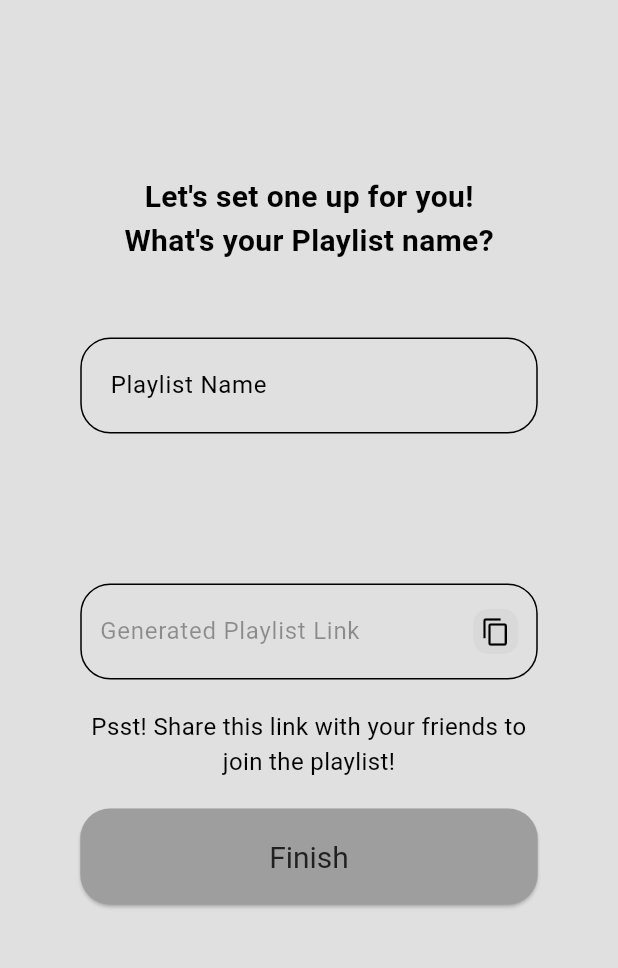
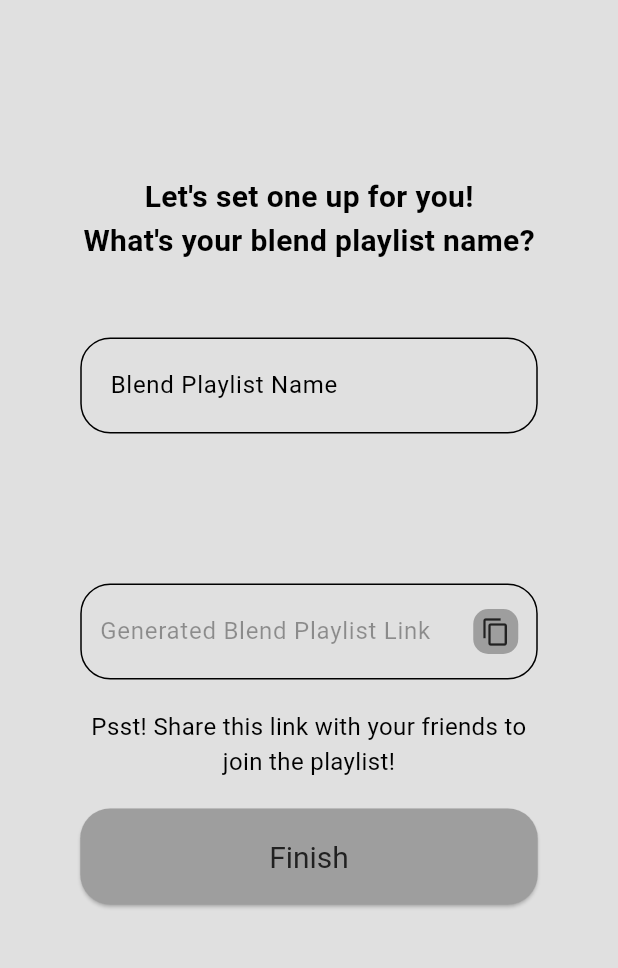
Before and after one commit to yusufriduan/paged, a Flutter app: the CreateBlend screen opened directly, on a phone screen of 412 x 824 dp, the part 78-1046 px from its top. Run offline on Flutter 3.47's test engine with Material 3 defaults, Android fonts, the phone set to English and light mode, and no system bars.

Commit message:
Onboarding flow connected

```diff
--- a/analysis_options.yaml
+++ b/analysis_options.yaml
@@ -7,6 +7,9 @@
 
 # The following line activates a set of recommended lints for Flutter apps,
 # packages, and plugins designed to encourage good coding practices.
+analyzer:
+  errors:
+    non_constant_identifier_names: ignore
 include: package:flutter_lints/flutter.yaml
 
 linter:
--- a/lib/features/components/custom_text_field.dart
+++ b/lib/features/components/custom_text_field.dart
@@ -65,24 +65,20 @@ class CustomTextField extends StatelessWidget {
                 ),
               ),
               const SizedBox(width: 16),
-              SizedBox(
+              Container(
                 width: 30,
                 height: 30,
-                child: Material(
-                  color: const Color(0xFFD9D9D9),
+                decoration: BoxDecoration(
+                  color: Theme.of(context).colorScheme.primary,
                   borderRadius: BorderRadius.circular(10),
-                  child: InkWell(
-                    borderRadius: BorderRadius.circular(10),
-                    onTap: onActionPressed,
-                    child: Center(
-                      child: Icon(
-                        actionIcon?.icon ?? Icons.arrow_forward,
-                        size: 20,
-                        weight: 5000,
-                        color: Colors.black,
-                      ),
-                    ),
-                  ),
+                ),
+                child: IconButton(
+                  onPressed: onActionPressed,
+                  icon: actionIcon ?? const Icon(Icons.arrow_forward, size: 20),
+                  padding: EdgeInsets.zero,
+                  constraints: const BoxConstraints.tightFor(width: 30, height: 30),
+                  splashRadius: 18,
+                  color: Theme.of(context).colorScheme.inversePrimary,
                 ),
               ),
             ],
--- a/lib/features/onboarding/presentation/pages/create_blend_playlist.dart
+++ b/lib/features/onboarding/presentation/pages/create_blend_playlist.dart
@@ -10,8 +10,8 @@ class CreateBlend extends StatefulWidget {
 }
 
 class _CreateBlendState extends State<CreateBlend> {
-  final TextEditingController _groupNameController = TextEditingController();
-  final TextEditingController _groupLinkController = TextEditingController();
+  final TextEditingController _blendNameController = TextEditingController();
+  final TextEditingController _blendLinkController = TextEditingController();
 
   @override
   Widget build(BuildContext context) {
@@ -19,8 +19,13 @@ class _CreateBlendState extends State<CreateBlend> {
       body: SafeArea(
         child: Stack(
           children: [
-            Padding(
-              padding: const EdgeInsets.symmetric(horizontal: 50),
+            LayoutBuilder(
+              builder: (context, constraints) {
+                return SingleChildScrollView(
+                  child: ConstrainedBox(
+                    constraints: BoxConstraints(minHeight: constraints.maxHeight),
+                    child: Padding(
+                      padding: const EdgeInsets.symmetric(horizontal: 50.0),
                       child: Center(
                         child: Column(
                           mainAxisAlignment: MainAxisAlignment.center,
@@ -33,7 +38,7 @@ class _CreateBlendState extends State<CreateBlend> {
                               ),
                             ),
                             const Text(
-                      "What's your Playlist name?",
+                              "What's your blend playlist name?",
                               style: TextStyle(
                                 fontSize: 20,
                                 fontWeight: FontWeight.bold,
@@ -41,16 +46,20 @@ class _CreateBlendState extends State<CreateBlend> {
                             ),
                             const SizedBox(height: 50),
                             CustomTextField(
-                      controller: _groupNameController,
-                      hintText: 'Playlist Name',
+                              controller: _blendNameController,
+                              hintText: 'Blend Playlist Name',
                             ),
                             const SizedBox(height: 100),
                             CustomTextField(
                               enabled: false,
-                      controller: _groupLinkController,
-                      hintText: 'Generated Playlist Link',
+                              controller: _blendLinkController,
+                              hintText: 'Generated Blend Playlist Link',
                               variant: TextFieldVariant.withButton,
-                      actionIcon: const Icon(Icons.copy),
+                              actionIcon: const Icon(Icons.copy, size: 20),
+                              onActionPressed: () {
+                                // copy link
+                                debugPrint('Copy button pressed with link: ${_blendLinkController.text}');
+                              },
                             ),
                             const SizedBox(height: 20),
                             const Text(
@@ -62,20 +71,26 @@ class _CreateBlendState extends State<CreateBlend> {
                             const SizedBox(height: 20),
                             CustomButton(
                               text: 'Finish',
-                      onPressed: () {},
+                              onPressed: () {
+                                // Handle finish action
+                              },
                             ),
                           ],
                         ),
                       ),
+                    ),
+                  ),
+                );
+              },
             ),
             Align(
               alignment: Alignment.topLeft,
               child: Padding(
                 padding: const EdgeInsets.only(top: 20.0, left: 10.0),
                 child: IconButton(
-                  icon: Icon(Icons.arrow_back),
+                  icon: const Icon(Icons.arrow_back),
                   onPressed: () {
-                    // Navigate to Group Link Invitation page
+                    Navigator.pop(context);
                   },
                 ),
               ),
--- a/lib/main.dart
+++ b/lib/main.dart
@@ -1,5 +1,5 @@
 import 'package:flutter/material.dart';
-import 'package:paged/features/onboarding/presentation/pages/create_option.dart';
+import 'package:paged/features/onboarding/presentation/pages/onboarding_screen.dart';
 import 'package:paged/themes/light.dart';
 import 'package:paged/themes/dark.dart';
 
@@ -18,7 +18,7 @@ class MyApp extends StatelessWidget {
       title: 'Paged',
       theme: lightMode,
       darkTheme: darkMode,
-      home: CreateOption(),
+      home: OnboardingScreen(),
     );
   }
 }
--- a/pubspec.yaml
+++ b/pubspec.yaml
@@ -30,6 +30,7 @@ environment:
 dependencies:
   flutter:
     sdk: flutter
+  http: ^1.6.0
 
   # The following adds the Cupertino Icons font to your application.
   # Use with the CupertinoIcons class for iOS style icons.
```
Also changed, not shown: lib/features/onboarding/presentation/pages/create_jam_session.dart (+32 -21 lines), lib/features/onboarding/presentation/pages/create_option.dart (+6 -19 lines), lib/features/onboarding/presentation/pages/group_link_invitation.dart (+49 -5 lines), lib/features/onboarding/presentation/pages/introduction.dart (+29 -6 lines), lib/features/onboarding/presentation/pages/login_music_provider.dart (+28 -29 lines), lib/features/onboarding/presentation/pages/onboarding_screen.dart (added, +75 -0 lines), pubspec.lock. Lines whose indentation alone changed are shown as unchanged.
